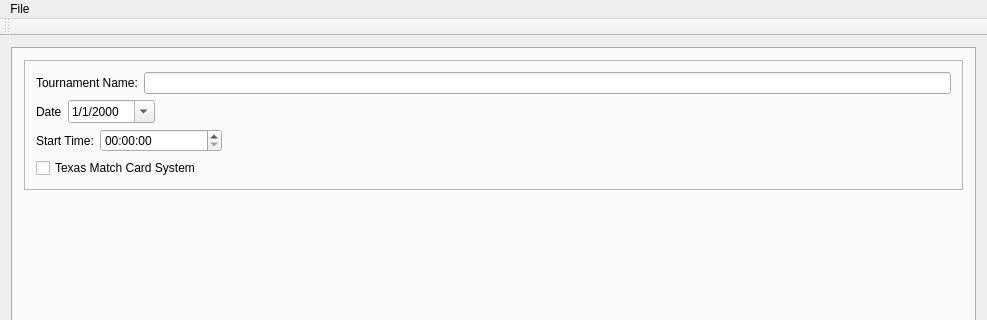
Qt form BracketMaster/JudoMasterMainWindow.ui (gcdean/TournamentMaster) before a commit; both pictures show x 0 to 987 and y 0 to 320 of the 987 by 659 pixel window.
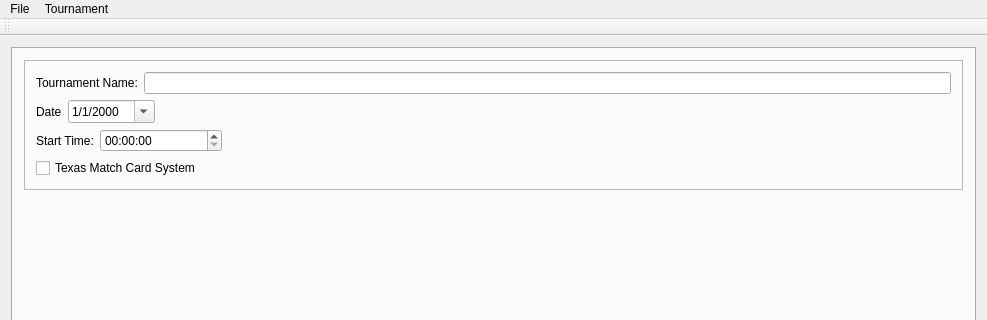
The same form after that commit. Custom widgets are drawn as their Qt base class.

Commit message: Made BaseController derived from QObject so that the run() method can be a slot. This allows direct connection from QActions to the commands. Added the TournamentInfoDialog.

```diff
--- a/BracketMaster/JudoMasterMainWindow.ui
+++ b/BracketMaster/JudoMasterMainWindow.ui
@@ -218,7 +218,14 @@
     <addaction name="actionExit"/>
     <addaction name="actionPreferences"/>
    </widget>
+   <widget class="QMenu" name="menuTournament">
+    <property name="title">
+     <string>Tournament</string>
+    </property>
+    <addaction name="actionTournamentInfo"/>
+   </widget>
    <addaction name="menuFile"/>
+   <addaction name="menuTournament"/>
   </widget>
   <widget class="QToolBar" name="mainToolBar">
    <attribute name="toolBarArea">
```
Left out of the diff: 5 changed lines with no effect on the pictures. The commit also changes 14 other files.
